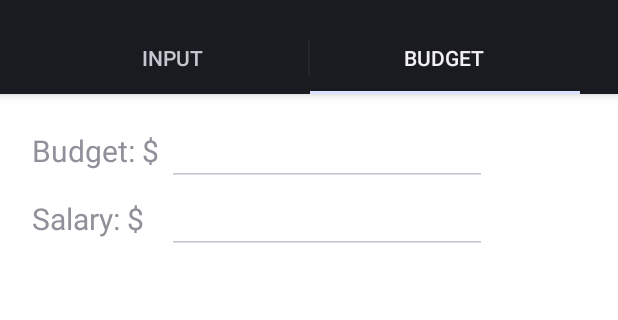
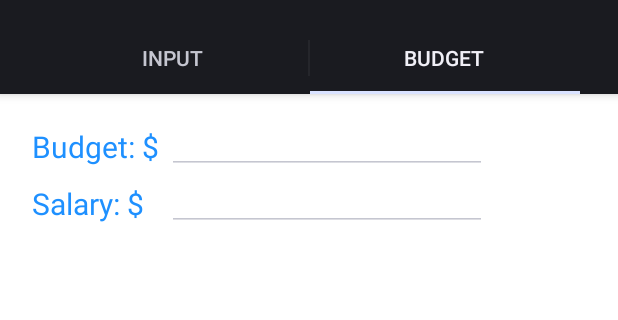
Before and after one commit to willy1087/CS594-Android-Final_project, an Android app: the screen it shows after launch (MainActivity), tab 2 chosen, on a phone screen of 412 x 824 dp, the part 62-382 px from its top. Run offline under Robolectric (Android 15) with nearby library versions, the phone set to English and light mode, and no system bars.

Commit message:
changed text color and layout

```diff
--- a/Final_Project/app/src/main/res/layout/input_fragment_right.xml
+++ b/Final_Project/app/src/main/res/layout/input_fragment_right.xml
@@ -16,7 +16,8 @@
             android:id="@+id/txtBudget"
             android:text="Budget: $"
             android:textSize="20dp"
-            android:padding="5dp" />
+            android:padding="5dp"
+            android:textColor="#1e90ff" />
 
         <EditText
             android:layout_width="wrap_content"
@@ -26,7 +27,8 @@
             android:textColor="@color/text_color"
             android:ems="10"
             android:id="@+id/budget"
-            android:layout_toRightOf="@id/txtBudget"/>
+            android:layout_toRightOf="@id/txtBudget"
+            android:padding="5dp" />
     </TableRow>
 
     <TableRow>
@@ -37,7 +39,8 @@
             android:text="Salary: $"
             android:layout_below="@id/budget"
             android:textSize="20dp"
-            android:padding="5dp"/>
+            android:padding="5dp"
+            android:textColor="#1e90ff" />
 
         <EditText
             android:layout_width="wrap_content"
@@ -48,7 +51,8 @@
             android:ems="10"
             android:id="@+id/salary"
             android:layout_below="@id/budget"
-            android:layout_toRightOf="@id/txtSalary" />
+            android:layout_toRightOf="@id/txtSalary"
+            android:padding="5dp" />
     </TableRow>
 
 </TableLayout>
```
